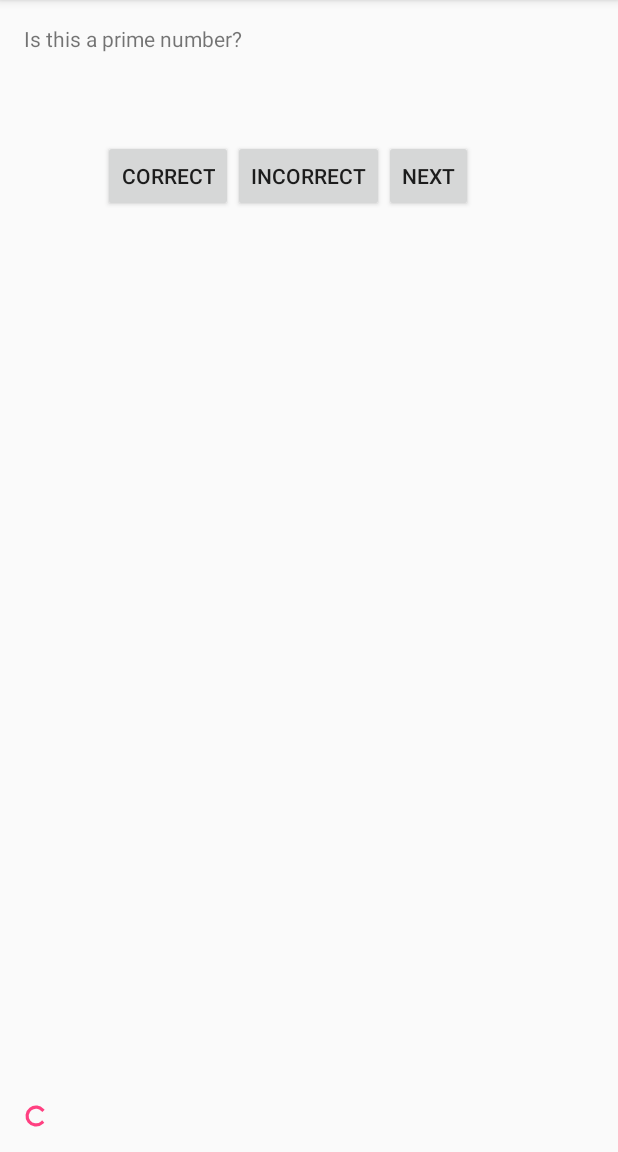
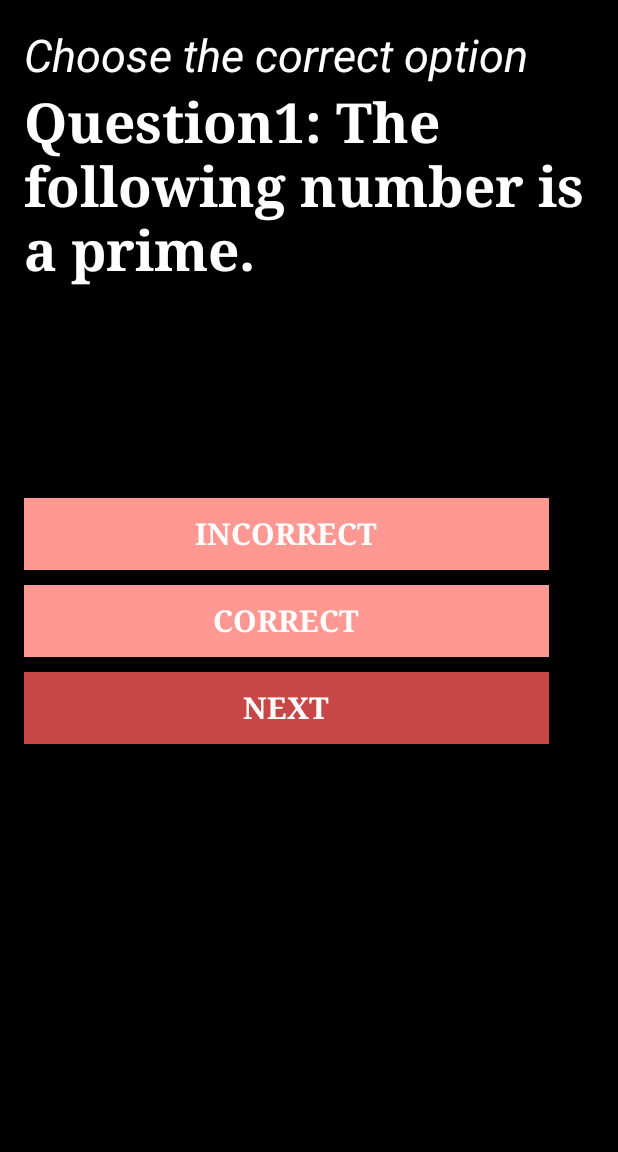
Before and after one commit to mahitha13/MC_Assignment-1, an Android app: the screen it shows after launch (MainActivity), on a phone screen of 412 x 824 dp, the part 84-1236 px from its top. Run offline under Robolectric (Android 15) with nearby library versions, the phone set to English and light mode, and no system bars.

Commit message:
First commit

```diff
--- a/app/src/main/res/layout/activity_main.xml
+++ b/app/src/main/res/layout/activity_main.xml
@@ -1,6 +1,6 @@
 <?xml version="1.0" encoding="utf-8"?>
 
-<RelativeLayout xmlns:android="http://schemas.android.com/apk/res/android"
+<LinearLayout xmlns:android="http://schemas.android.com/apk/res/android"
     xmlns:tools="http://schemas.android.com/tools"
     android:layout_width="match_parent"
     android:layout_height="match_parent"
@@ -8,50 +8,87 @@
     android:paddingLeft="@dimen/activity_horizontal_margin"
     android:paddingRight="@dimen/activity_horizontal_margin"
     android:paddingTop="@dimen/activity_vertical_margin"
-    tools:context="com.example.mahitha.myapplication.MainActivity">
+    tools:context="com.example.mahitha.myapplication.MainActivity"
+    android:background="#f000"
+    android:weightSum="1"
+    android:orientation="vertical">
 
     <TextView
-        android:layout_width="wrap_content"
+        android:layout_width="351dp"
+        android:layout_height="40dp"
+        android:text="Choose the correct option"
+        android:textColor="#ffffff"
+        android:textStyle="italic"
+        android:textSize="45px"
+        android:id="@+id/textView3" />
+
+    <TextView
+        android:layout_width="match_parent"
         android:layout_height="wrap_content"
-        android:text="Is this a prime number?"
-        android:id="@+id/textView2" />
+        android:text="Question1: The following number is a prime."
+        android:textColor="#ffffff"
+        android:textSize="55px"
+        android:textStyle="bold"
+        android:fontFamily="serif"
+        android:id="@+id/textView2"
+        android:layout_weight="0.04" />
 
-    <ProgressBar
-        style="?android:attr/progressBarStyleSmall"
-        android:layout_width="wrap_content"
+    <TextView
+        android:layout_width="match_parent"
         android:layout_height="wrap_content"
-        android:id="@+id/progressBar"
-        android:layout_alignParentBottom="true"
-        android:layout_alignParentLeft="true"
-        android:layout_alignParentStart="true" />
+        android:text=""
+        android:textColor="#ffffff"
+
+        android:textSize="55px"
+        android:textStyle="bold"
+        android:fontFamily="serif"
+        android:id="@+id/textView"
+        android:layout_weight="0.20" />
 
     <Button
         style="?android:attr/buttonStyleSmall"
-        android:layout_width="wrap_content"
+        android:layout_width="350dp"
+        android:layout_height="wrap_content"
+        android:text="incorrect"
+        android:textColor="#ffffff"
+        android:textSize="30px"
+        android:textStyle="bold"
+        android:fontFamily="serif"
+        android:background="#ff9892"
+        android:id="@+id/button"
+        android:layout_alignTop="@+id/button"
+        android:layout_marginTop="10dp"
+        android:layout_centerHorizontal="true" />
+
+    <Button
+        style="?android:attr/buttonStyleSmall"
+        android:layout_width="350dp"
         android:layout_height="wrap_content"
         android:text="Correct"
-        android:id="@+id/button"
-        android:layout_marginTop="77dp"
+        android:textColor="#ffffff"
+        android:textSize="30px"
+        android:textStyle="bold"
+        android:fontFamily="serif"
+        android:background="#ff9892"
+        android:id="@+id/button2"
+        android:layout_marginTop="10dp"
         android:layout_toLeftOf="@+id/button2"
         android:layout_toStartOf="@+id/button2" />
 
     <Button
         style="?android:attr/buttonStyleSmall"
-        android:layout_width="wrap_content"
-        android:layout_height="wrap_content"
-        android:text="incorrect"
-        android:id="@+id/button2"
-        android:layout_alignTop="@+id/button"
-        android:layout_centerHorizontal="true" />
-
-    <Button
-        style="?android:attr/buttonStyleSmall"
-        android:layout_width="wrap_content"
+        android:layout_width="350dp"
         android:layout_height="wrap_content"
         android:text="next"
+        android:textColor="#ffffff"
+        android:textSize="30px"
+        android:textStyle="bold"
+        android:fontFamily="serif"
+        android:background="#c74646"
         android:id="@+id/button3"
-        android:layout_alignTop="@+id/button2"
-        android:layout_toRightOf="@+id/button2"
-        android:layout_toEndOf="@+id/button2" />
+        android:layout_marginTop="10dp"
+        android:layout_alignTop="@+id/button3"
+        android:layout_toRightOf="@+id/button3"
+        android:layout_toEndOf="@+id/button3" />
 
-</RelativeLayout>
+</LinearLayout>
```
